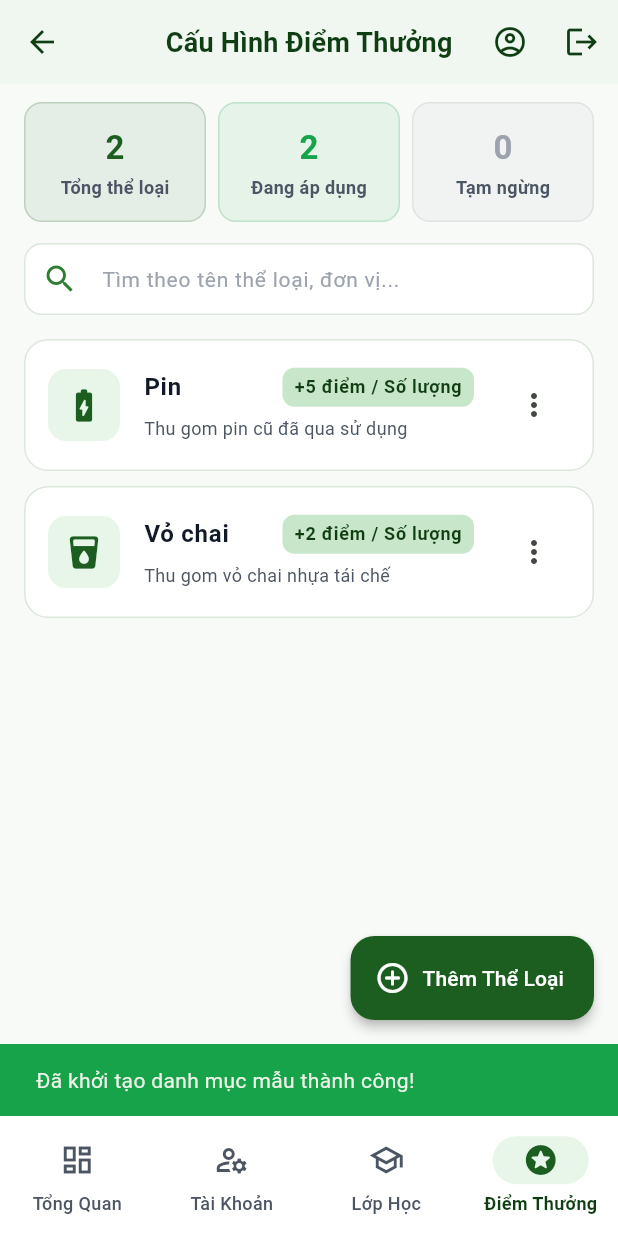
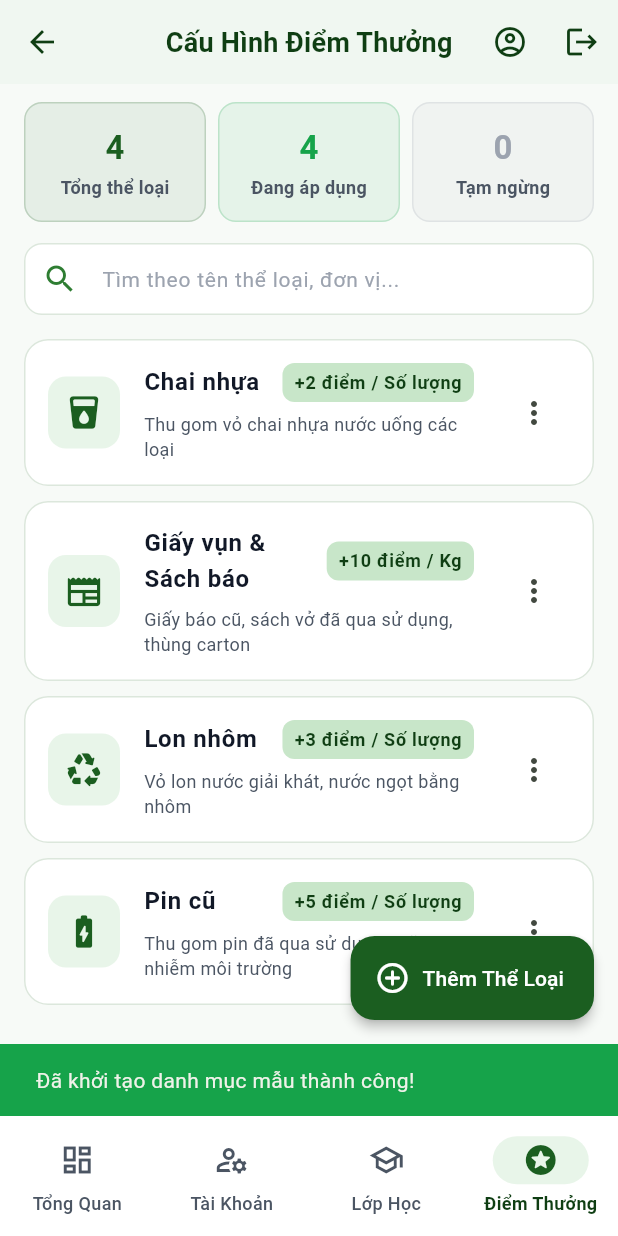
Before and after one commit to hungphamhuynh/hanhdongxanh, a Flutter app: the AdminDashboardScreen screen opened directly, item 4 of the bottom bar chosen, after a tap on "Khởi Tạo Danh Mục Mẫu Ngay", on a phone screen of 412 x 824 dp. Run offline on Flutter 3.47's test engine with Material 3 defaults, Android fonts, the phone set to English and light mode, and no system bars; our stand-ins replace cloud_firestore, connectivity_plus, firebase_auth, firebase_core; accounts and stored records are empty.

Commit message:
feat: focus whole app on scrap recyclables (pin, bottle, can, paper, box) with 4 preconfigured scrap categories

```diff
--- a/lib/features/admin/models/point_rule_model.dart
+++ b/lib/features/admin/models/point_rule_model.dart
@@ -3,11 +3,11 @@ import 'package:flutter/material.dart';
 
 class PointRuleModel {
   final String id;
-  final String name; // Tên thể loại (tự do)
+  final String name; // Tên phế liệu (tự do: Chai nhựa, Lon nhôm, Giấy vụn, Pin cũ...)
   final String unit; // "Số lượng" hoặc "Kg"
   final int pointsPerUnit; // Số điểm thưởng trên mỗi đơn vị
   final String description; // Mô tả quy đổi
-  final String iconName; // Mã icon
+  final String iconName; // "bottle", "battery", "can", "paper", "box"
   final bool isActive; // Trạng thái đang áp dụng hay tạm ngừng
 
   const PointRuleModel({
@@ -44,31 +44,28 @@ class PointRuleModel {
     };
   }
 
-  /// Trả về IconData tương ứng với mã icon đã chọn
+  /// Biểu tượng nhận diện các loại phế liệu: Chai, Pin, Lon, Giấy, Carton
   IconData get iconData {
     switch (iconName) {
       case 'battery':
         return Icons.battery_charging_full_rounded;
-      case 'bottle':
-        return Icons.local_drink_rounded;
       case 'can':
         return Icons.recycling_rounded;
       case 'paper':
         return Icons.newspaper_rounded;
       case 'box':
         return Icons.inventory_2_rounded;
-      case 'tree':
-        return Icons.park_rounded;
-      case 'clean':
-        return Icons.cleaning_services_rounded;
-      case 'volunteer':
-        return Icons.volunteer_activism_rounded;
-      case 'star':
-        return Icons.stars_rounded;
-      case 'eco':
+      case 'bottle':
+        return Icons.local_drink_rounded;
       default:
-        if (name.toLowerCase().contains('pin')) {
-          return Icons.battery_charging_full_rounded;
+        final lower = name.toLowerCase();
+        if (lower.contains('pin')) return Icons.battery_charging_full_rounded;
+        if (lower.contains('lon')) return Icons.recycling_rounded;
+        if (lower.contains('giay') || lower.contains('giấy') || lower.contains('sách') || lower.contains('báo')) {
+          return Icons.newspaper_rounded;
+        }
+        if (lower.contains('carton') || lower.contains('thung') || lower.contains('thùng')) {
+          return Icons.inventory_2_rounded;
         }
         return Icons.local_drink_rounded;
     }
--- a/lib/features/admin/services/point_rule_service.dart
+++ b/lib/features/admin/services/point_rule_service.dart
@@ -7,7 +7,7 @@ class PointRuleService {
   CollectionReference get _rulesCollection =>
       _firestore.collection('point_rules');
 
-  /// Lắng nghe danh sách thể loại điểm thưởng theo thời gian thực (chỉ Vỏ chai và Pin)
+  /// Lắng nghe danh sách thể loại đổi phế liệu theo thời gian thực
   Stream<List<PointRuleModel>> getPointRulesStream({bool onlyActive = false}) {
     return _rulesCollection.snapshots().map((snapshot) {
       var list = snapshot.docs
@@ -16,13 +16,12 @@ class PointRuleService {
       if (onlyActive) {
         list = list.where((r) => r.isActive).toList();
       }
-      // Sắp xếp ổn định theo tên (Pin, Vỏ chai)
       list.sort((a, b) => a.name.compareTo(b.name));
       return list;
     });
   }
 
-  /// Thêm thể loại tích điểm mới (Vỏ chai / Pin, đơn vị: Số lượng / Kg)
+  /// Thêm thể loại phế liệu mới (Chai, Pin, Lon, Giấy..., đơn vị: Số lượng / Kg)
   Future<void> createPointRule({
     required String name,
     required String unit,
@@ -32,7 +31,7 @@ class PointRuleService {
   }) async {
     final cleanName = name.trim();
     if (cleanName.isEmpty) {
-      throw Exception('Tên thể loại tích điểm không được để trống!');
+      throw Exception('Tên thể loại phế liệu không được để trống!');
     }
     if (pointsPerUnit <= 0) {
       throw Exception('Số điểm thưởng phải lớn hơn 0!');
@@ -51,7 +50,7 @@ class PointRuleService {
     });
   }
 
-  /// Cập nhật thể loại tích điểm
+  /// Cập nhật thể loại phế liệu
   Future<void> updatePointRule({
     required String id,
     required String name,
@@ -62,7 +61,7 @@ class PointRuleService {
   }) async {
     final cleanName = name.trim();
     if (cleanName.isEmpty) {
-      throw Exception('Tên thể loại tích điểm không được để trống!');
+      throw Exception('Tên thể loại phế liệu không được để trống!');
     }
     if (pointsPerUnit <= 0) {
       throw Exception('Số điểm thưởng phải lớn hơn 0!');
@@ -90,30 +89,46 @@ class PointRuleService {
     });
   }
 
-  /// Xóa thể loại tích điểm
+  /// Xóa thể loại phế liệu
   Future<void> deletePointRule(String id) async {
     await _rulesCollection.doc(id).delete();
   }
 
-  /// Khởi tạo 2 thể loại chuẩn sinh thái: Vỏ chai và Pin (đơn vị Số lượng)
+  /// Khởi tạo 4 thể loại phế liệu mẫu chuẩn phong trào: Chai nhựa, Lon nhôm, Giấy vụn, Pin cũ
   Future<void> seedDefaultEcoRules() async {
     final snapshot = await _rulesCollection.limit(1).get();
     if (snapshot.docs.isNotEmpty) return; // Đã có dữ liệu, không ghi đè
 
     final defaultCategories = [
       {
-        'name': 'Vỏ chai',
+        'name': 'Chai nhựa',
         'unit': 'Số lượng',
         'pointsPerUnit': 2,
-        'description': 'Thu gom vỏ chai nhựa tái chế',
+        'description': 'Thu gom vỏ chai nhựa nước uống các loại',
         'iconName': 'bottle',
         'isActive': true,
       },
       {
-        'name': 'Pin',
+        'name': 'Lon nhôm',
+        'unit': 'Số lượng',
+        'pointsPerUnit': 3,
+        'description': 'Vỏ lon nước giải khát, nước ngọt bằng nhôm',
+        'iconName': 'can',
+        'isActive': true,
+      },
+      {
+        'name': 'Giấy vụn & Sách báo',
+        'unit': 'Kg',
+        'pointsPerUnit': 10,
+        'description': 'Giấy báo cũ, sách vở đã qua sử dụng, thùng carton',
+        'iconName': 'paper',
+        'isActive': true,
+      },
+      {
+        'name': 'Pin cũ',
         'unit': 'Số lượng',
         'pointsPerUnit': 5,
-        'description': 'Thu gom pin cũ đã qua sử dụng',
+        'description': 'Thu gom pin đã qua sử dụng ngăn ô nhiễm môi trường',
         'iconName': 'battery',
         'isActive': true,
       },
--- a/lib/features/teacher/models/point_record_model.dart
+++ b/lib/features/teacher/models/point_record_model.dart
@@ -7,9 +7,9 @@ class PointRecordModel {
   final String id;
   final String className;
   final String ruleId;
-  final String categoryName; // "Vỏ chai" hoặc "Pin"
+  final String categoryName; // "Chai nhựa", "Lon nhôm", "Giấy vụn", "Pin cũ"...
   final String unit; // "Số lượng" hoặc "Kg"
-  final double quantity; // Số lượng hoặc số kg đã gom
+  final double quantity; // Số lượng hoặc số kg đã đổi
   final int pointsPerUnit; // Điểm quy đổi trên 1 đơn vị
   final int totalPoints; // Tổng điểm nhận được
   final String note;
@@ -70,9 +70,29 @@ class PointRecordModel {
       categoryName.toLowerCase().contains('pin') ||
       categoryName.toLowerCase().contains('battery');
 
-  IconData get iconData =>
-      isBattery ? Icons.battery_charging_full_rounded : Icons.local_drink_rounded;
+  bool get isCan =>
+      categoryName.toLowerCase().contains('lon') ||
+      categoryName.toLowerCase().contains('nhôm') ||
+      categoryName.toLowerCase().contains('can');
 
-  Color get categoryColor =>
-      isBattery ? AppColors.warning : AppColors.primary;
+  bool get isPaper =>
+      categoryName.toLowerCase().contains('giấy') ||
+      categoryName.toLowerCase().contains('giay') ||
+      categoryName.toLowerCase().contains('carton') ||
+      categoryName.toLowerCase().contains('sách') ||
+      categoryName.toLowerCase().contains('báo');
+
+  IconData get iconData {
+    if (isBattery) return Icons.battery_charging_full_rounded;
+    if (isCan) return Icons.recycling_rounded;
+    if (isPaper) return Icons.newspaper_rounded;
+    return Icons.local_drink_rounded;
+  }
+
+  Color get categoryColor {
+    if (isBattery) return AppColors.warning;
+    if (isCan) return AppColors.secondary;
+    if (isPaper) return const Color(0xFF8D6E63);
+    return AppColors.primary;
+  }
 }
```
Also changed, not shown: lib/features/admin/presentation/screens/admin_dashboard_screen.dart (+92 -47 lines), lib/features/admin/presentation/widgets/admin_point_rules_tab.dart (+9 -14 lines), lib/features/lead_teacher/presentation/screens/lead_teacher_dashboard_screen.dart (+24 -11 lines), lib/features/teacher/presentation/screens/teacher_dashboard_screen.dart (+78 -92 lines), lib/features/teacher/services/point_record_service.dart (+36 -4 lines).
